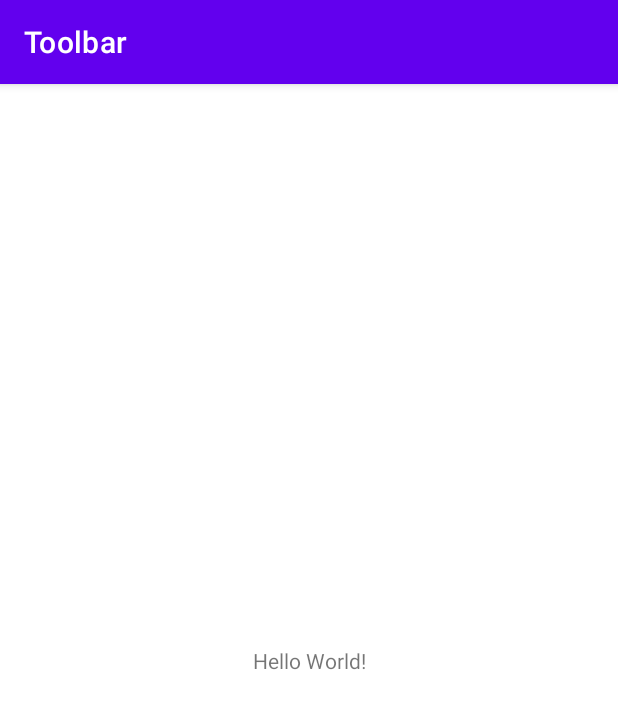
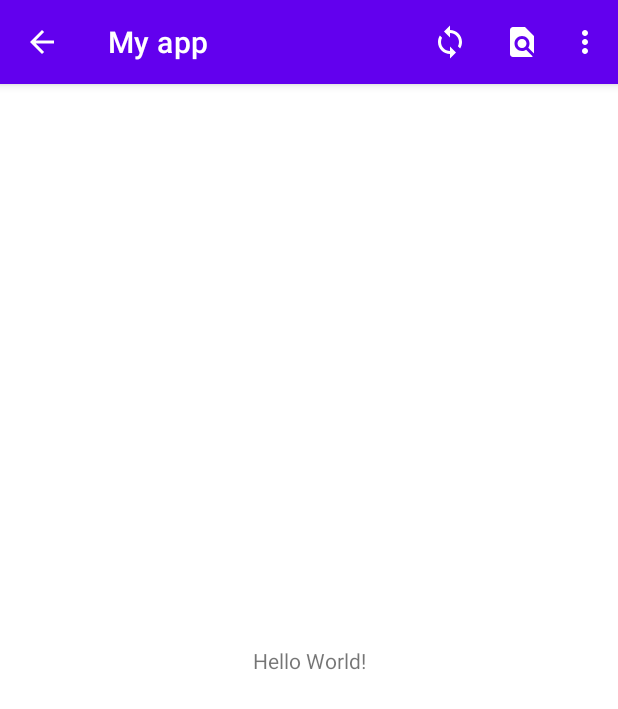
Before and after one commit to stasvitalich/Toolbar-Lesson, an Android app: the screen it shows after launch (MainActivity), on a phone screen of 412 x 824 dp. Shown: the top 709 px of the screen. Run offline under Robolectric (Android 15) with nearby library versions, the phone set to English and light mode, and no system bars.

Commit message:
Custom menu was created.

```diff
--- a/app/build.gradle
+++ b/app/build.gradle
@@ -5,12 +5,12 @@ plugins {
 
 android {
     namespace 'com.example.toolbar'
-    compileSdk 32
+    compileSdk 33
 
     defaultConfig {
         applicationId "com.example.toolbar"
         minSdk 21
-        targetSdk 32
+        targetSdk 33
         versionCode 1
         versionName "1.0"
 
@@ -34,7 +34,7 @@ android {
 
 dependencies {
 
-    implementation 'androidx.core:core-ktx:1.7.0'
+    implementation 'androidx.core:core-ktx:1.9.0'
     implementation 'androidx.appcompat:appcompat:1.6.1'
     implementation 'com.google.android.material:material:1.8.0'
     implementation 'androidx.constraintlayout:constraintlayout:2.1.4'
--- a/app/src/main/java/com/example/toolbar/MainActivity.kt
+++ b/app/src/main/java/com/example/toolbar/MainActivity.kt
@@ -2,10 +2,26 @@ package com.example.toolbar
 
 import androidx.appcompat.app.AppCompatActivity
 import android.os.Bundle
+import android.view.Menu
+import android.view.MenuItem
 
 class MainActivity : AppCompatActivity() {
     override fun onCreate(savedInstanceState: Bundle?) {
         super.onCreate(savedInstanceState)
         setContentView(R.layout.activity_main)
+        supportActionBar?.setDisplayHomeAsUpEnabled(true) // Show arrow icon
+        supportActionBar?.title = "My app" // Cnange toolbar name
+    }
+
+    // Show custom toolbar with icons
+    override fun onCreateOptionsMenu(menu: Menu?): Boolean {
+        menuInflater.inflate(R.menu.mainmenu, menu)
+        return true
+    }
+
+    // Arrow icon onClick Listener
+    override fun onOptionsItemSelected(item: MenuItem): Boolean {
+        if (item.itemId == android.R.id.home) finish()
+        return true
     }
 }
--- /dev/null
+++ b/app/src/main/res/drawable/ic_baseline_save_24.xml
@@ -0,0 +1,5 @@
+<vector android:height="24dp" android:tint="#FFFFFF"
+    android:viewportHeight="24" android:viewportWidth="24"
+    android:width="24dp" xmlns:android="http://schemas.android.com/apk/res/android">
+    <path android:fillColor="@android:color/white" android:pathData="M17,3L5,3c-1.11,0 -2,0.9 -2,2v14c0,1.1 0.89,2 2,2h14c1.1,0 2,-0.9 2,-2L21,7l-4,-4zM12,19c-1.66,0 -3,-1.34 -3,-3s1.34,-3 3,-3 3,1.34 3,3 -1.34,3 -3,3zM15,9L5,9L5,5h10v4z"/>
+</vector>
--- /dev/null
+++ b/app/src/main/res/drawable/ic_delete.xml
@@ -0,0 +1,5 @@
+<vector android:height="24dp" android:tint="#FFFFFF"
+    android:viewportHeight="24" android:viewportWidth="24"
+    android:width="24dp" xmlns:android="http://schemas.android.com/apk/res/android">
+    <path android:fillColor="@android:color/white" android:pathData="M6,19c0,1.1 0.9,2 2,2h8c1.1,0 2,-0.9 2,-2L18,7L6,7v12zM8.46,11.88l1.41,-1.41L12,12.59l2.12,-2.12 1.41,1.41L13.41,14l2.12,2.12 -1.41,1.41L12,15.41l-2.12,2.12 -1.41,-1.41L10.59,14l-2.13,-2.12zM15.5,4l-1,-1h-5l-1,1L5,4v2h14L19,4z"/>
+</vector>
--- /dev/null
+++ b/app/src/main/res/drawable/ic_search.xml
@@ -0,0 +1,5 @@
+<vector android:height="24dp" android:tint="#FFFFFF"
+    android:viewportHeight="24" android:viewportWidth="24"
+    android:width="24dp" xmlns:android="http://schemas.android.com/apk/res/android">
+    <path android:fillColor="@android:color/white" android:pathData="M20,19.59V8l-6,-6H6c-1.1,0 -1.99,0.9 -1.99,2L4,20c0,1.1 0.89,2 1.99,2H18c0.45,0 0.85,-0.15 1.19,-0.4l-4.43,-4.43c-0.8,0.52 -1.74,0.83 -2.76,0.83 -2.76,0 -5,-2.24 -5,-5s2.24,-5 5,-5 5,2.24 5,5c0,1.02 -0.31,1.96 -0.83,2.75L20,19.59zM9,13c0,1.66 1.34,3 3,3s3,-1.34 3,-3 -1.34,-3 -3,-3 -3,1.34 -3,3z"/>
+</vector>
--- /dev/null
+++ b/app/src/main/res/drawable/ic_sync.xml
@@ -0,0 +1,5 @@
+<vector android:height="24dp" android:tint="#FFFFFF"
+    android:viewportHeight="24" android:viewportWidth="24"
+    android:width="24dp" xmlns:android="http://schemas.android.com/apk/res/android">
+    <path android:fillColor="@android:color/white" android:pathData="M12,4L12,1L8,5l4,4L12,6c3.31,0 6,2.69 6,6 0,1.01 -0.25,1.97 -0.7,2.8l1.46,1.46C19.54,15.03 20,13.57 20,12c0,-4.42 -3.58,-8 -8,-8zM12,18c-3.31,0 -6,-2.69 -6,-6 0,-1.01 0.25,-1.97 0.7,-2.8L5.24,7.74C4.46,8.97 4,10.43 4,12c0,4.42 3.58,8 8,8v3l4,-4 -4,-4v3z"/>
+</vector>
--- /dev/null
+++ b/app/src/main/res/menu/mainmenu.xml
@@ -0,0 +1,31 @@
+<?xml version="1.0" encoding="utf-8"?>
+<menu xmlns:android="http://schemas.android.com/apk/res/android"
+    xmlns:app="http://schemas.android.com/apk/res-auto">
+    <item
+        android:id="@+id/sync"
+        android:icon="@drawable/ic_sync"
+        android:orderInCategory="1"
+        android:title="Sync"
+        app:showAsAction="ifRoom" />
+
+    <item
+        android:id="@+id/search"
+        android:icon="@drawable/ic_search"
+        android:orderInCategory="2"
+        android:title="Search"
+        app:showAsAction="ifRoom" />
+
+    <item
+        android:id="@+id/save"
+        android:icon="@drawable/ic_baseline_save_24"
+        android:orderInCategory="3"
+        android:title="Save"
+        app:showAsAction="ifRoom" />
+
+    <item
+        android:id="@+id/delete"
+        android:icon="@drawable/ic_delete"
+        android:orderInCategory="4"
+        android:title="Delete"
+        app:showAsAction="ifRoom" />
+</menu>
```
